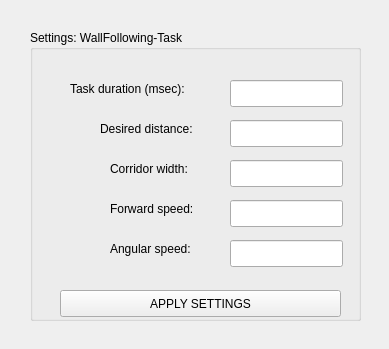
Old version of the form Hanse/TaskWallFollowing/taskwallfollowingform.ui in the repository iti-luebeck/HANSE2011.
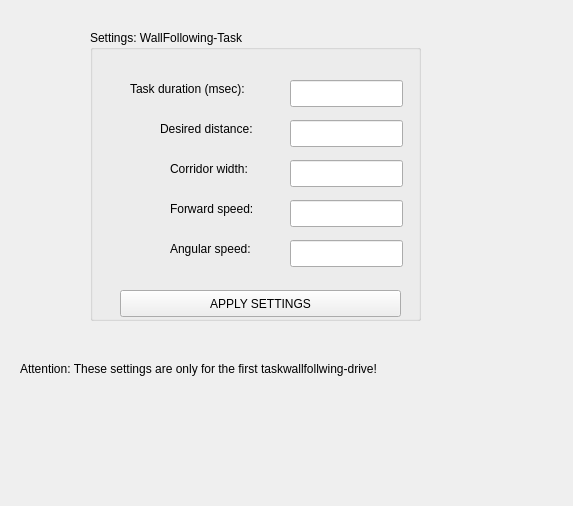
New version of the form.

Commit message: experimental: specific settings for each taskwallfollowing

```diff
--- a/Hanse/TaskWallFollowing/taskwallfollowingform.ui
+++ b/Hanse/TaskWallFollowing/taskwallfollowingform.ui
@@ -6,8 +6,8 @@
    <rect>
     <x>0</x>
     <y>0</y>
-    <width>389</width>
-    <height>349</height>
+    <width>573</width>
+    <height>506</height>
    </rect>
   </property>
   <property name="windowTitle">
@@ -16,7 +16,7 @@
   <widget class="QGroupBox" name="groupBox">
    <property name="geometry">
     <rect>
-     <x>30</x>
+     <x>90</x>
      <y>30</y>
      <width>331</width>
      <height>291</height>
@@ -154,6 +154,19 @@
     </property>
    </widget>
   </widget>
+  <widget class="QLabel" name="label_3">
+   <property name="geometry">
+    <rect>
+     <x>20</x>
+     <y>360</y>
+     <width>471</width>
+     <height>17</height>
+    </rect>
+   </property>
+   <property name="text">
+    <string>Attention: These settings are only for the first taskwallfollwing-drive!</string>
+   </property>
+  </widget>
  </widget>
  <resources/>
  <connections/>
```
The commit also changes 5 other files.
